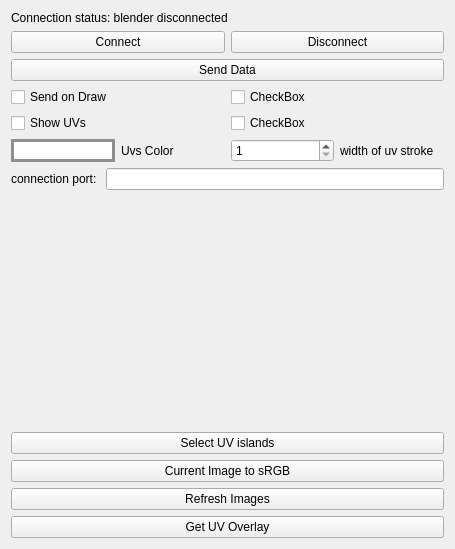
First picture: the form in KritaBlenderLink/BlenderKritaLinkUI.ui, repository heisenshark/blender-krita-link-plugin, before the edit.
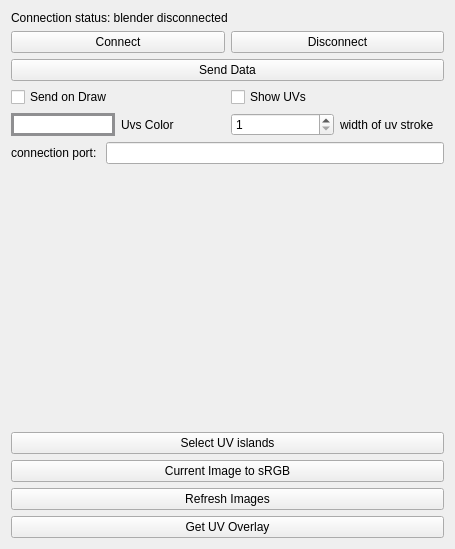
Second picture: the form after the edit.

What changed in the file:
```diff
--- a/KritaBlenderLink/BlenderKritaLinkUI.ui
+++ b/KritaBlenderLink/BlenderKritaLinkUI.ui
@@ -59,30 +59,12 @@
       </widget>
      </item>
      <item>
-      <widget class="QCheckBox" name="checkBox">
-       <property name="text">
-        <string>CheckBox</string>
-       </property>
-      </widget>
-     </item>
-    </layout>
-   </item>
-   <item>
-    <layout class="QHBoxLayout" name="horizontalLayout_6">
-     <item>
       <widget class="QCheckBox" name="ShowUVCheckbox">
        <property name="text">
         <string>Show UVs</string>
        </property>
       </widget>
      </item>
-     <item>
-      <widget class="QCheckBox" name="checkBox_2">
-       <property name="text">
-        <string>CheckBox</string>
-       </property>
-      </widget>
-     </item>
     </layout>
    </item>
    <item>
```
